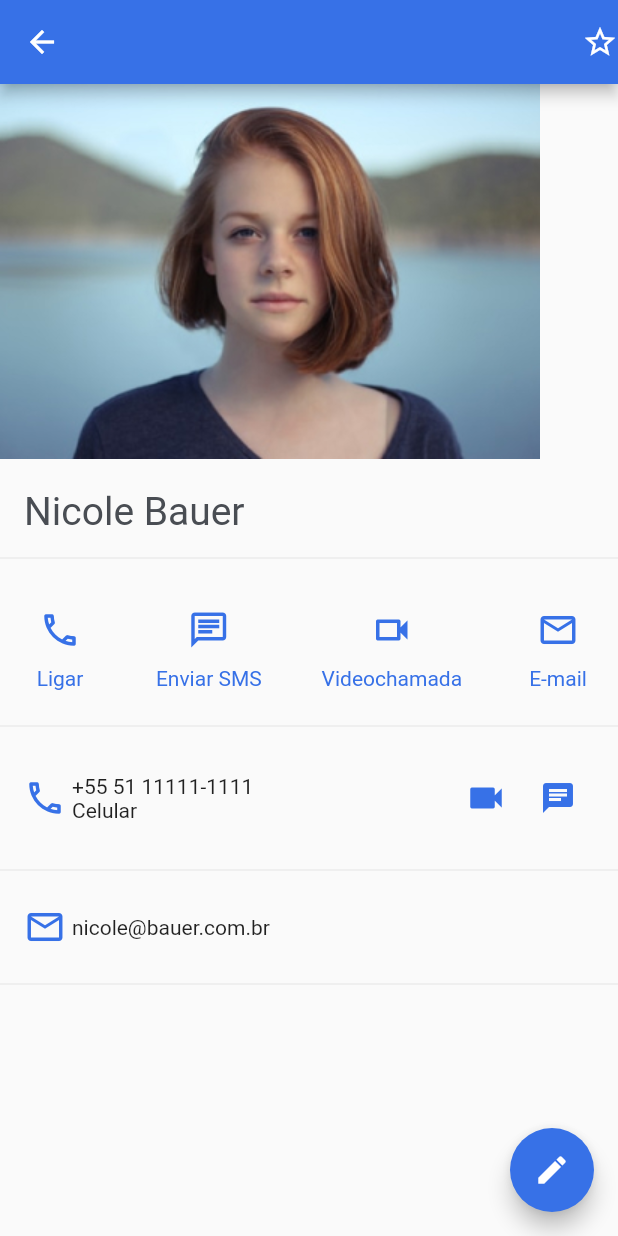
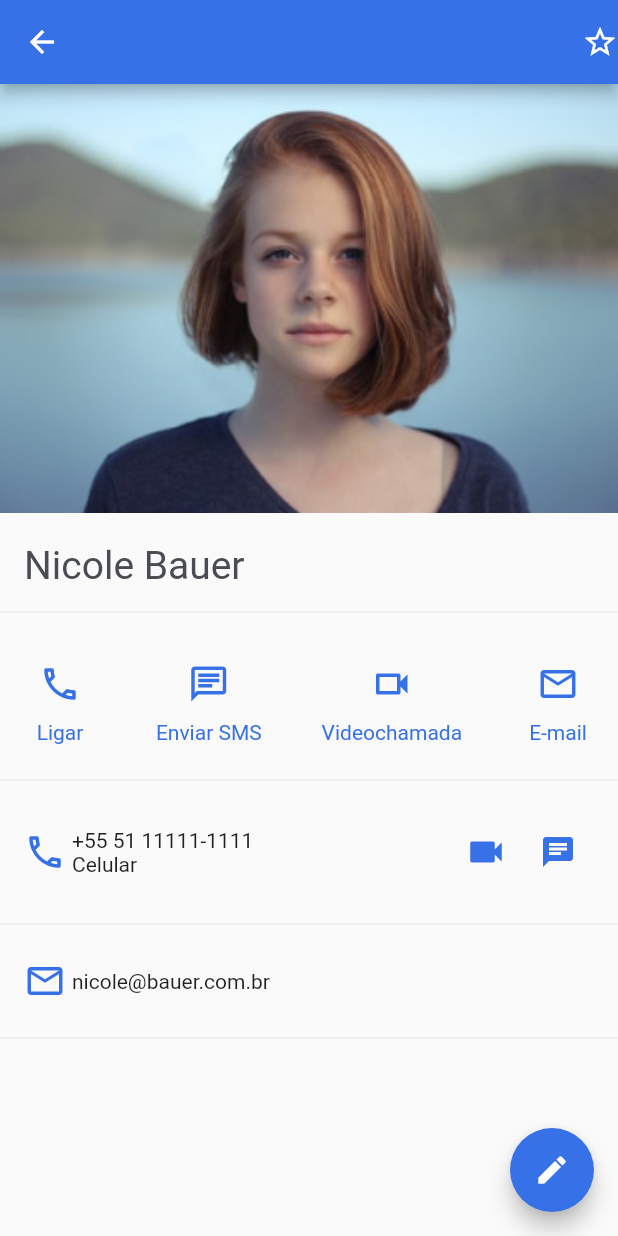
Before and after one commit to stevenarancic/agenda_de_contatos, a Flutter app: the screen it shows after launch, after a tap on the "chevron right" icon, on a phone screen of 412 x 824 dp. Run offline on Flutter 3.47's test engine with Material 2 defaults, Android fonts, the phone set to English and light mode, and no system bars.

Commit message:
agenda_de_contatos
a imagem do contato agora preenche toda a largura da tela.

```diff
--- a/lib/screens/details/details.dart
+++ b/lib/screens/details/details.dart
@@ -24,10 +24,11 @@ class Details extends StatelessWidget {
         child: Column(
           crossAxisAlignment: CrossAxisAlignment.start,
           children: [
-            FittedBox(
-              fit: BoxFit.cover,
+            Container(
+              width: MediaQuery.of(context).size.width,
               child: Image.asset(
                 _contact.photo,
+                fit: BoxFit.cover,
               ),
             ),
             Padding(
```
